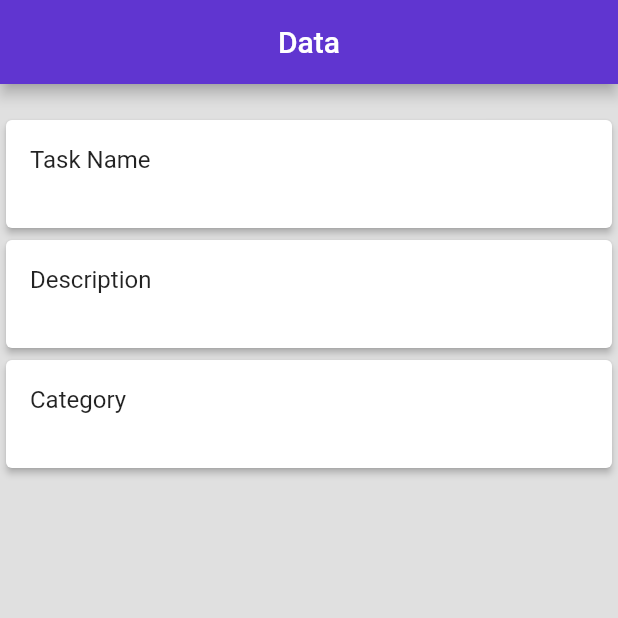
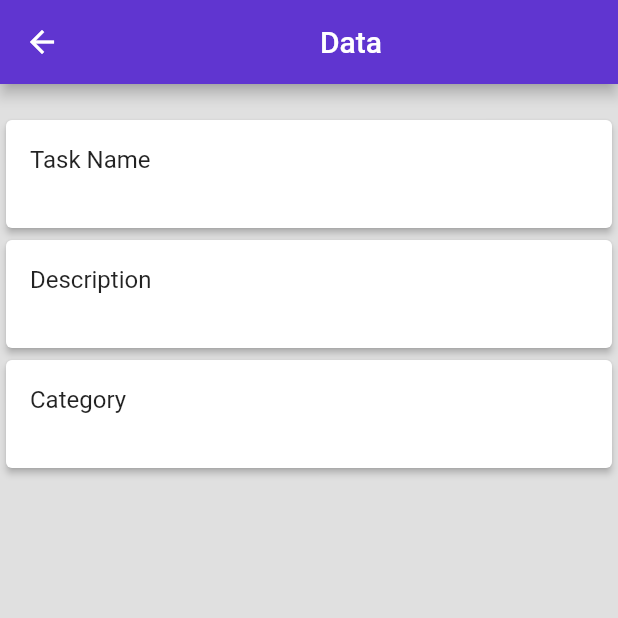
Before and after one commit to BilalRehman08/Getx-Todo, a Flutter app: the Data screen opened directly with empty values, on a phone screen of 412 x 824 dp, the top half of it. Run offline on Flutter 3.47's test engine with Material 2 defaults, Android fonts, the phone set to English and light mode, and no system bars; our stand-ins replace cloud_firestore, firebase_auth, firebase_core, get, google_sign_in; accounts and stored records are empty.

```diff
--- a/lib/screens/data.dart
+++ b/lib/screens/data.dart
@@ -13,6 +13,14 @@ class Data extends GetView<Home> {
     return Scaffold(
       backgroundColor: Colors.grey[300],
       appBar: AppBar(
+        leading: GestureDetector(
+          onTap: () {
+            Get.offAll(Home());
+          },
+          child: Icon(
+            Icons.arrow_back,
+          ),
+        ),
         title: Center(child: Text("Data")),
       ),
       body: Column(
```
Also changed, not shown: lib/screens/signup_screen.dart (+16 -1 lines).
